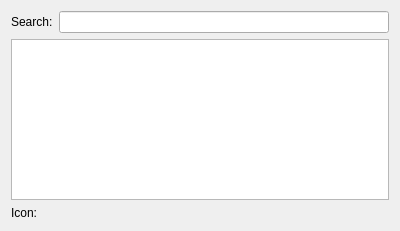
Qt form src/ui/keyboardkeyiconpage.ui (hippich/recorditnow) before a commit.
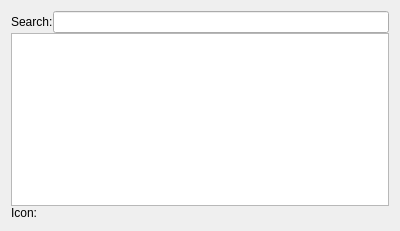
The same form after that commit. Custom widgets are drawn as their Qt base class.

Patch:
```diff
--- a/src/ui/keyboardkeyiconpage.ui
+++ b/src/ui/keyboardkeyiconpage.ui
@@ -11,9 +11,21 @@
    </rect>
   </property>
   <property name="windowTitle">
-   <string>WizardPage</string>
+   <string notr="true"/>
+  </property>
+  <property name="title">
+   <string extracomment="@title">Key Icon</string>
+  </property>
+  <property name="subTitle">
+   <string extracomment="@label">Please select an icon</string>
   </property>
   <layout class="QFormLayout" name="formLayout">
+   <property name="horizontalSpacing">
+    <number>0</number>
+   </property>
+   <property name="verticalSpacing">
+    <number>0</number>
+   </property>
    <item row="2" column="0">
     <widget class="QLabel" name="label">
      <property name="text">
```
Left out of the diff: 6 changed lines with no effect on the pictures.
